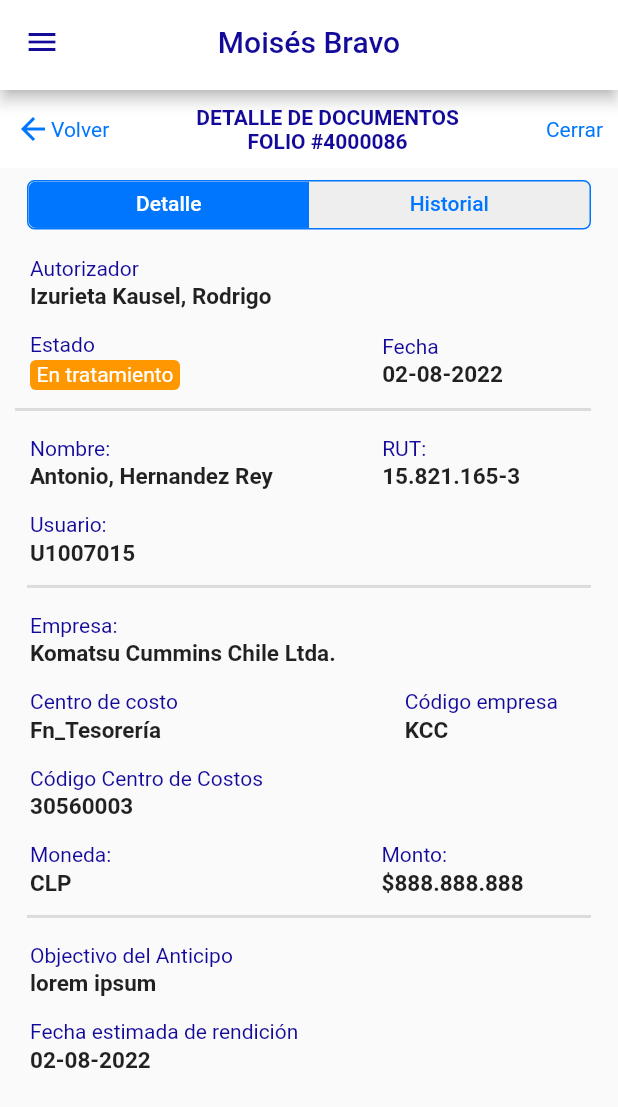
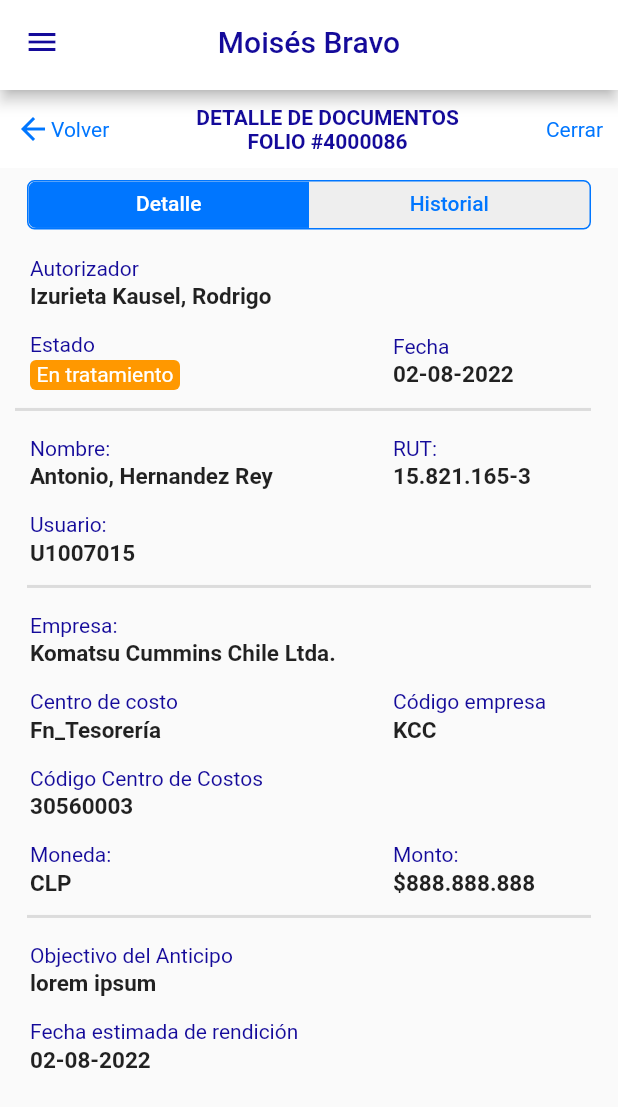
Before and after one commit to canissorion/komatsu, a Flutter app: the ExpenseSolicitudePage screen opened directly, on a phone screen of 412 x 824 dp. Shown: the top 1107 px of the screen. Run offline on Flutter 3.47's test engine with Material 2 defaults, Android fonts, the phone set to English and light mode, and no system bars; our stand-ins replace bloc, dartz, dio, equatable, flutter_bloc, flutter_dotenv and 4 more; missing offline and left inert: bottom_picker, syncfusion_flutter_pdfviewer.

```diff
--- a/lib/features/funds_flow/expense_solicitude/presentation/widgets/authorizer_widget.dart
+++ b/lib/features/funds_flow/expense_solicitude/presentation/widgets/authorizer_widget.dart
@@ -15,9 +15,7 @@ class AuthorizerWidget extends StatelessWidget {
 
   @override
   Widget build(BuildContext context) {
-    return Row(
-      children: [
-        Column(
+    return Column(
       crossAxisAlignment: CrossAxisAlignment.start,
       children: [
         SizedBox(
@@ -33,7 +31,11 @@ class AuthorizerWidget extends StatelessWidget {
           children: [
             Padding(
               padding: const EdgeInsets.only(
-                      left: 10.0, top: 10, bottom: 5, right: 30),
+                left: 10.0,
+                top: 10,
+                bottom: 5,
+                right: 30,
+              ),
               child: Column(
                 crossAxisAlignment: CrossAxisAlignment.start,
                 children: const [
@@ -50,15 +52,16 @@ class AuthorizerWidget extends StatelessWidget {
                 ],
               ),
             ),
+            /*SizedBox(
+              width: MediaQuery.of(context).size.width * 0.08,
+            ),*/
             SizedBox(
-                  width: MediaQuery.of(context).size.width * 0.23,
-                ),
-                InformationTitleWidget(
+              width: 142,
+              child: InformationTitleWidget(
                 title: 'Fecha',
                 info: dateTimeConverter(expenseSolicitude.creationDate),
+              ),
             )
-              ],
-            ),
           ],
         ),
       ],
--- a/lib/features/funds_flow/expense_solicitude/presentation/widgets/company_widget.dart
+++ b/lib/features/funds_flow/expense_solicitude/presentation/widgets/company_widget.dart
@@ -20,16 +20,9 @@ class CompanyWidget extends StatelessWidget {
       child: Column(
         crossAxisAlignment: CrossAxisAlignment.start,
         children: [
-          Row(
-            children: [
-              InformationTitleWidget(
-                title: 'Empresa:',
-                info: expenseSolicitude.ownersCompany.name,
-              ),
-              SizedBox(
-                width: MediaQuery.of(context).size.width * 0.08,
-              ),
-            ],
+          InformationTitleWidget(
+            title: 'Empresa:',
+            info: expenseSolicitude.ownersCompany.name,
           ),
           Row(
             mainAxisAlignment: MainAxisAlignment.spaceBetween,
@@ -39,11 +32,14 @@ class CompanyWidget extends StatelessWidget {
                 info: expenseSolicitude.costCenter.name,
               ),
               SizedBox(
-                width: MediaQuery.of(context).size.width * 0.23,
+                width: MediaQuery.of(context).size.width * 0.08,
               ),
-              InformationTitleWidget(
-                title: 'Código empresa',
-                info: expenseSolicitude.ownersCompany.code,
+              SizedBox(
+                width: 150,
+                child: InformationTitleWidget(
+                  title: 'Código empresa',
+                  info: expenseSolicitude.ownersCompany.code,
+                ),
               ),
             ],
           ),
--- a/lib/features/funds_flow/expense_solicitude/presentation/widgets/creator_widget.dart
+++ b/lib/features/funds_flow/expense_solicitude/presentation/widgets/creator_widget.dart
@@ -21,6 +21,7 @@ class CreatorWidget extends StatelessWidget {
         crossAxisAlignment: CrossAxisAlignment.start,
         children: [
           Row(
+            mainAxisAlignment: MainAxisAlignment.spaceBetween,
             children: [
               InformationTitleWidget(
                 title: 'Nombre:',
@@ -28,11 +29,11 @@ class CreatorWidget extends StatelessWidget {
                     '${expenseSolicitude.creator.firstName}, ${expenseSolicitude.creator.lastName}',
               ),
               SizedBox(
-                width: MediaQuery.of(context).size.width * 0.08,
-              ),
-              InformationTitleWidget(
-                title: 'RUT:',
-                info: expenseSolicitude.creator.rut,
+                width: 150,
+                child: InformationTitleWidget(
+                  title: 'RUT:',
+                  info: expenseSolicitude.creator.rut,
+                ),
               ),
             ],
           ),
--- a/lib/features/funds_flow/expense_solicitude/presentation/widgets/currency_widget.dart
+++ b/lib/features/funds_flow/expense_solicitude/presentation/widgets/currency_widget.dart
@@ -20,20 +20,27 @@ class CurrencyWidget extends StatelessWidget {
       padding: const EdgeInsets.only(left: 10.0, right: 10),
       child: Column(
         crossAxisAlignment: CrossAxisAlignment.start,
+        mainAxisAlignment: MainAxisAlignment.spaceBetween,
         children: [
           Row(
-            //mainAxisAlignment: MainAxisAlignment.spaceBetween,
+            mainAxisAlignment: MainAxisAlignment.spaceBetween,
             children: [
               InformationTitleWidget(
                 title: 'Moneda:',
                 info: expenseSolicitude.currency.code,
               ),
+              /*SizedBox(
+                width: MediaQuery.of(context).size.width * 0.34,
+              ),*/
               SizedBox(
-                width: MediaQuery.of(context).size.width * 0.34,
+                width: MediaQuery.of(context).size.width * 0.08,
               ),
-              InformationTitleWidget(
-                title: 'Monto:',
-                info: "\$${numberFormat(expenseSolicitude.currency.amount)}",
+              SizedBox(
+                width: 150,
+                child: InformationTitleWidget(
+                  title: 'Monto:',
+                  info: "\$${numberFormat(expenseSolicitude.currency.amount)}",
+                ),
               ),
             ],
           ),
--- a/lib/features/funds_flow/expense_solicitude/presentation/widgets/expense_solicitude_details.dart
+++ b/lib/features/funds_flow/expense_solicitude/presentation/widgets/expense_solicitude_details.dart
@@ -28,7 +28,7 @@ class ExpenseSolicitudeDetailWidget extends StatelessWidget {
               right: 18,
             ),
             child: Column(
-              crossAxisAlignment: CrossAxisAlignment.start,
+              //crossAxisAlignment: CrossAxisAlignment.start,
               children: [
                 AuthorizerWidget(
                   expenseSolicitude: expenseSolicitude,
--- a/lib/shared/presentation/widgets/information_title_widget.dart
+++ b/lib/shared/presentation/widgets/information_title_widget.dart
@@ -1,5 +1,5 @@
 import 'package:flutter/material.dart';
-import 'package:kcc_mobile_app/core/utils/komatsu_colors.dart';
+import '../../../core/utils/komatsu_colors.dart';
 
 class InformationTitleWidget extends StatelessWidget {
   const InformationTitleWidget({
```
Lines whose indentation alone changed are shown as unchanged.
